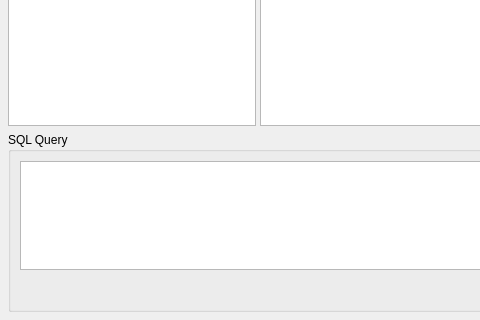
Old version of the form 02-Laboratory/Project/DivingSchool/browserwidget.ui in the repository ondergormez/BLM3041_Database_Management; both pictures show x 0 to 480 and y 195 to 515 of the 765 by 515 pixel window.
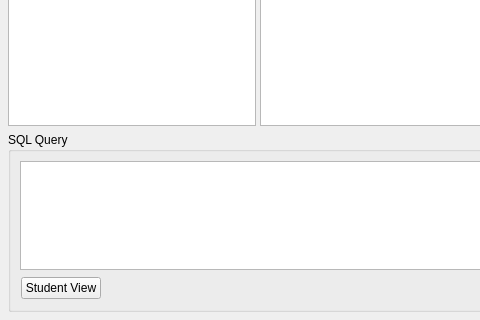
New version of the form. Custom widgets are drawn as their Qt base class.

Commit message: Add show view result in table

```diff
--- a/02-Laboratory/Project/DivingSchool/browserwidget.ui
+++ b/02-Laboratory/Project/DivingSchool/browserwidget.ui
@@ -109,6 +109,13 @@
         <property name="margin">
          <number>1</number>
         </property>
+        <item>
+         <widget class="QPushButton" name="pushButtonStudentView">
+          <property name="text">
+           <string>Student View</string>
+          </property>
+         </widget>
+        </item>
         <item>
          <spacer>
           <property name="orientation">
```
The commit also changes 2 other files.
